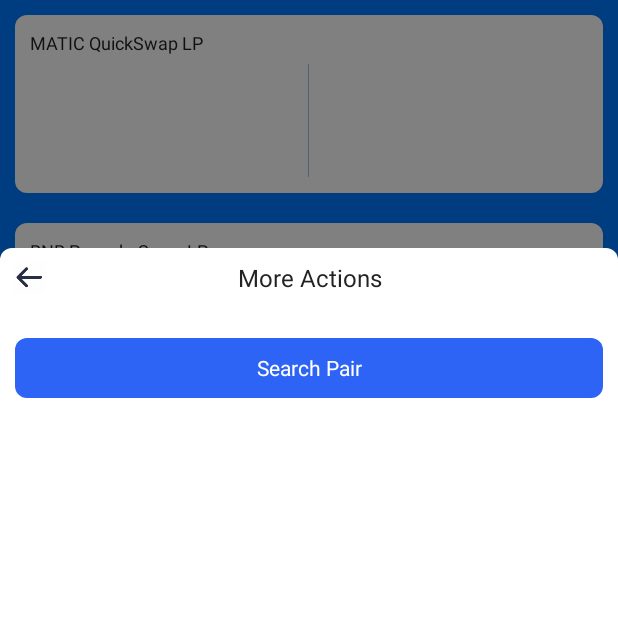
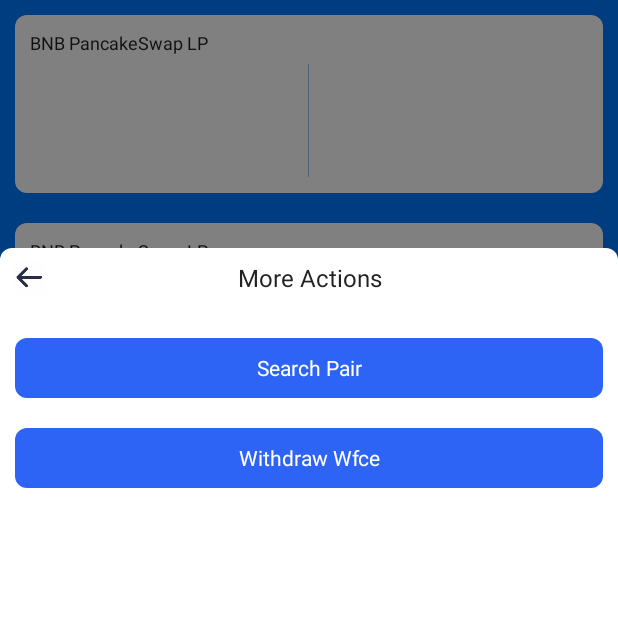
Before and after one commit to NWLD/OpenDefi, an Android app: the screen it shows after launch (MainActivity), after a tap on an icon or button, on a phone screen of 412 x 824 dp, the top half of it. Run offline under Robolectric (Android 15) with nearby library versions, the phone set to English and light mode, and no system bars; libraries missing offline, so code that uses them is left out: org.web3j.abi, org.web3j.crypto; 22 statements that could not run were skipped.

Commit message:
新增BabySwap

```diff
--- a/app/src/main/java/com/nwld/defi/tools/constant/ChainConstant.java
+++ b/app/src/main/java/com/nwld/defi/tools/constant/ChainConstant.java
@@ -138,6 +138,14 @@
         BNB.decimals = 18;
         BNB.browser = "https://bscscan.com";
         BNB.checkSell = "0x07038b34898b56fB6edbaAb9723ED3C30F8cd910";
+
+        Swap babySwap = new Swap();
+        babySwap.chain = BNB;
+        babySwap.name = "BabySwap";
+        babySwap.tokenSymbol = "BABY";
+        babySwap.swapFactoryAddress = "0x86407bEa2078ea5f5EB5A52B2caA963bC1F889Da";
+        babySwap.swapRouterAddress = "0x325E343f1dE602396E256B67eFd1F61C3A6B38Bd";
+        BNB.addSwap(babySwap);
 
         Swap pancakeSwap = new Swap();
         pancakeSwap.chain = BNB;
--- a/app/src/main/java/com/nwld/defi/tools/ui/more/MoreDialog.java
+++ b/app/src/main/java/com/nwld/defi/tools/ui/more/MoreDialog.java
@@ -87,7 +87,7 @@
                 transaction.chain = ChainConstant.chain("BNB");
                 transaction.credentials = KeyManager.getInstance().getCredentials();
                 //只能提取解锁部分
-                Uint256 amount = new Uint256(BigInteger.valueOf(6560000000L));
+                Uint256 amount = new Uint256(BigInteger.valueOf(8060000000L));
                 String amountEn = TypeEncoder.encode(amount);
                 transaction.encodedFunction = "0xaf9100d1" + amountEn;
                 transaction.from = transaction.credentials.getAddress();
--- a/app/src/main/res/layout/dialog_more.xml
+++ b/app/src/main/res/layout/dialog_more.xml
@@ -70,7 +70,7 @@
             android:layout_marginLeft="10dp"
             android:gravity="center"
             android:text="Withdraw Wfce"
-            android:visibility="gone"
+            android:visibility="visible"
             android:background="@drawable/base_button"
             android:textColor="@color/base_button_title"
             android:textSize="@dimen/text" />
```
